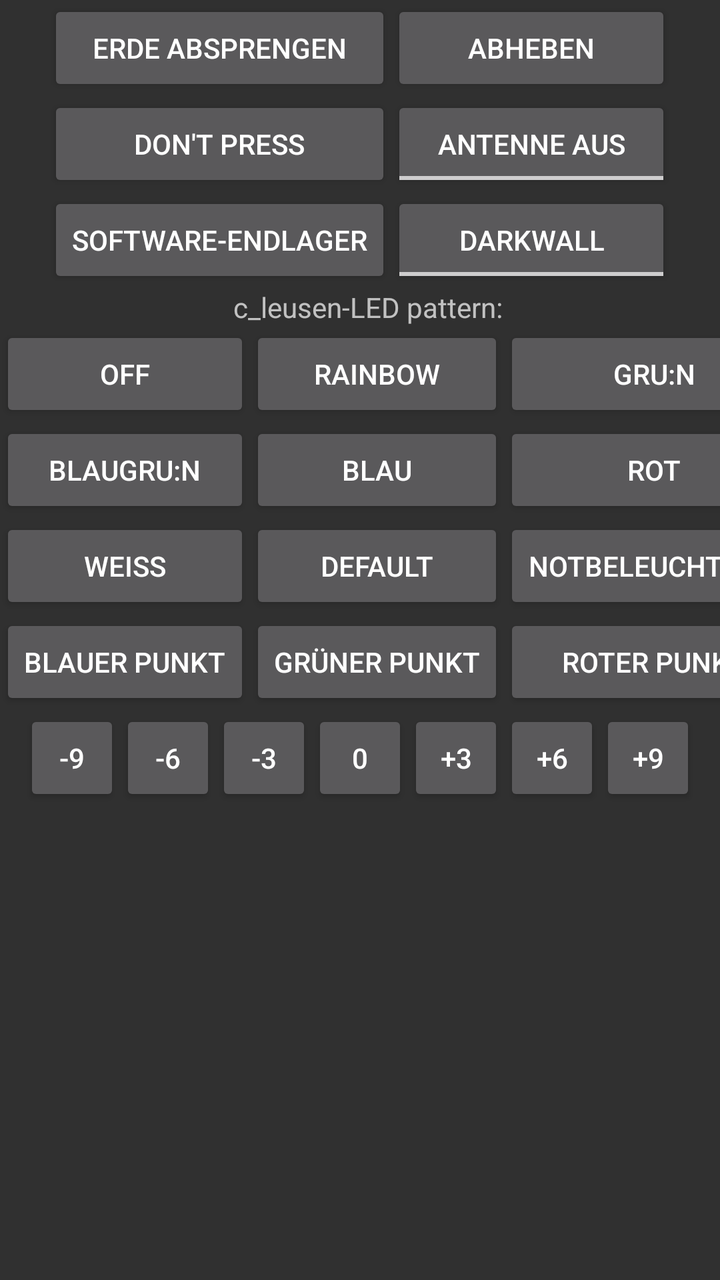
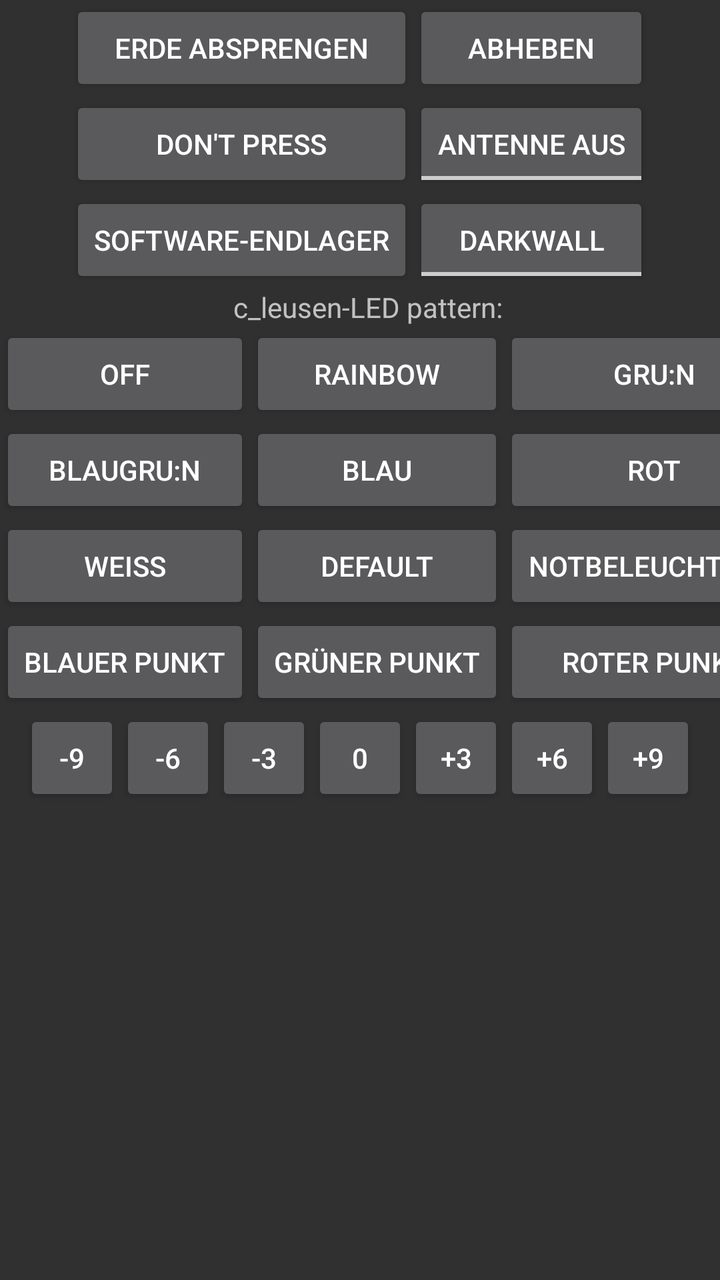

An Android layout rendered at two revisions. The XML below is the earlier revision; the diff shows what the commit changed to produce the second picture.
<!-- AndroidManifest.xml: application theme AppTheme -->
<!-- res/layout/fragment_c_ontrol.xml -->
<?xml version="1.0" encoding="utf-8"?>
<RelativeLayout xmlns:android="http://schemas.android.com/apk/res/android"
    android:id="@+id/RelativeLayout1"
    android:layout_width="match_parent"
    android:layout_height="match_parent">

    <ScrollView
        android:id="@+id/scrollView1"
        android:layout_width="wrap_content"
        android:layout_height="wrap_content" >

        <RelativeLayout
            android:id="@+id/RelativeLayout2"
            android:layout_width="match_parent"
            android:layout_height="match_parent"
            android:layout_centerVertical="true"
            android:layout_alignParentLeft="true">

            


            <TableLayout
                    android:id="@+id/buttonLayout"
                    android:layout_width="wrap_content"
                    android:layout_height="fill_parent"
                    android:gravity="center|center_horizontal"
                    android:layout_centerHorizontal="true">

                <TableRow
                        android:layout_width="fill_parent"
                        android:layout_height="fill_parent">

                    <Button
                        android:id="@+id/button_self_destruct"
                        style="?android:attr/buttonStyleSmall"
                        android:layout_width="140dip"
                        android:layout_height="wrap_content"

                        android:text="Erde absprengen" />

                    <Button
                        android:id="@+id/button_liftoff"
                        style="?android:attr/buttonStyleSmall"
                        android:layout_width="140dip"
                        android:layout_height="wrap_content"
                        android:text="@string/button_lift_off" />
                </TableRow>

                <TableRow
                        android:layout_width="fill_parent"
                        android:layout_height="fill_parent">

                    <Button
                        android:id="@+id/button_unlabeled"
                        style="?android:attr/buttonStyleSmall"
                        android:layout_width="wrap_content"
                        android:layout_height="wrap_content"
                        android:text="Don&apos;t press" />

                    <ToggleButton
                        android:id="@+id/toggleButton1"
                        android:layout_width="wrap_content"
                        android:layout_height="wrap_content"
                        android:text="Antenne"
                        android:textOff="Antenne aus"
                        android:textOn="Antenne an" />
                </TableRow>

                <TableRow
                        android:layout_width="fill_parent"
                        android:layout_height="fill_parent">

                    <Button
                        android:id="@+id/button_softwareverbrennung"
                        style="?android:attr/buttonStyleSmall"
                        android:layout_width="wrap_content"
                        android:layout_height="wrap_content"
                        android:layout_alignBaseline="@+id/toggleButtonBluewall"
                        android:layout_alignBottom="@+id/toggleButtonBluewall"
                        android:layout_alignParentLeft="true"
                        android:text="Software-Endlager" />

                    <ToggleButton
                        android:id="@+id/toggleButtonBluewall"
                        android:layout_width="wrap_content"
                        android:layout_height="wrap_content"
                        android:layout_alignParentRight="true"
                        android:layout_below="@+id/toggleButton1"
                        android:layout_toRightOf="@+id/button_softwareverbrennung"
                        android:text="ToggleButton"
                        android:textOff="Darkwall"
                        android:textOn="Bluewall" />

                </TableRow>
            </TableLayout>

            <TableLayout
                android:id="@+id/tableLayout2"
                android:layout_width="wrap_content"
                android:layout_height="wrap_content"
                android:layout_centerHorizontal="true"
                android:gravity="center_horizontal"
                android:layout_below="@+id/buttonLayout">

                <TextView
                    android:id="@+id/textView1"
                    android:layout_width="wrap_content"
                    android:layout_height="wrap_content"
                    android:layout_marginLeft="4dp"
                    android:gravity="center"
                    android:text="c_leusen-LED pattern:" />

                <TableRow
                    android:id="@+id/tableRow5"
                    android:layout_width="wrap_content"
                    android:layout_height="wrap_content" >

                    <Button
                        android:id="@+id/button1"
                        style="?android:attr/buttonStyleSmall"
                        android:layout_width="wrap_content"
                        android:layout_height="wrap_content"
                        android:minWidth="66dip"
                        android:text="OFF" />

                    <Button
                        android:id="@+id/button2"
                        style="?android:attr/buttonStyleSmall"
                        android:layout_width="wrap_content"
                        android:layout_height="wrap_content"
                        android:minWidth="86dp"
                        android:text="Rainbow" />

                    <Button
                        android:id="@+id/button3"
                        style="?android:attr/buttonStyleSmall"
                        android:layout_width="wrap_content"
                        android:layout_height="wrap_content"
                        android:text="Gru:n" />
                </TableRow>

                <TableRow
                    android:id="@+id/tableRow6"
                    android:layout_width="wrap_content"
                    android:layout_height="wrap_content" >

                    <Button
                        android:id="@+id/button4"
                        style="?android:attr/buttonStyleSmall"
                        android:layout_width="wrap_content"
                        android:layout_height="wrap_content"
                        android:text="Blaugru:n" />

                    <Button
                        android:id="@+id/button6"
                        style="?android:attr/buttonStyleSmall"
                        android:layout_width="wrap_content"
                        android:layout_height="wrap_content"
                        android:text="Blau" />

                    <Button
                        android:id="@+id/button5"
                        style="?android:attr/buttonStyleSmall"
                        android:layout_width="wrap_content"
                        android:layout_height="wrap_content"
                        android:minWidth="66dip"
                        android:text="Rot" />
                </TableRow>

                <TableRow
                    android:id="@+id/tableRow7"
                    android:layout_width="wrap_content"
                    android:layout_height="wrap_content" >

                    <Button
                        android:id="@+id/button7"
                        style="?android:attr/buttonStyleSmall"
                        android:layout_width="wrap_content"
                        android:layout_height="wrap_content"
                        android:text="Weiss" />

                    <Button
                        android:id="@+id/button_pattern_default"
                        style="?android:attr/buttonStyleSmall"
                        android:layout_width="wrap_content"
                        android:layout_height="wrap_content"
                        android:text="Default" />

                    <Button
                        android:id="@+id/button_emergency_lights"
                        style="?android:attr/buttonStyleSmall"
                        android:layout_width="fill_parent"
                        android:layout_height="wrap_content"
                        android:text="Notbeleuchtung" />
                </TableRow>

                <TableRow
                    android:id="@+id/tableRow4"
                    android:layout_width="wrap_content"
                    android:layout_height="wrap_content" >

                    <Button
                        android:id="@+id/button_small_blue"
                        style="?android:attr/buttonStyleSmall"
                        android:layout_width="wrap_content"
                        android:layout_height="wrap_content"
                        android:text="Blauer Punkt" />

                    <Button
                        android:id="@+id/button_small_green"
                        style="?android:attr/buttonStyleSmall"
                        android:layout_width="wrap_content"
                        android:layout_height="wrap_content"
                        android:text="Grüner Punkt" />

                    <Button
                        android:id="@+id/button_small_red"
                        style="?android:attr/buttonStyleSmall"
                        android:layout_width="wrap_content"
                        android:layout_height="wrap_content"
                        android:text="Roter Punkt" />
                </TableRow>
            </TableLayout>

            <TableLayout
                android:id="@+id/TableLayout3"
                android:layout_width="wrap_content"
                android:layout_height="wrap_content"
                android:layout_alignParentBottom="true"
                android:layout_alignParentLeft="true"
                android:layout_alignParentRight="true"
                android:layout_below="@id/tableLayout2"
                android:layout_centerHorizontal="true" >

                <TableRow
                    android:id="@+id/tableRow1"
                    android:layout_width="wrap_content"
                    android:layout_height="wrap_content"
                    android:gravity="center_horizontal" >

                    <Button
                        android:id="@+id/button_speed_minus_9"
                        style="?android:attr/buttonStyleSmall"
                        android:layout_width="wrap_content"
                        android:layout_height="wrap_content"
                        android:layout_column="3"
                        android:layout_gravity="left"
                        android:layout_row="1"
                        android:text="-9" />

                    <Button
                        android:id="@+id/button12"
                        style="?android:attr/buttonStyleSmall"
                        android:layout_width="wrap_content"
                        android:layout_height="wrap_content"
                        android:layout_column="3"
                        android:layout_columnSpan="2"
                        android:layout_gravity="left"
                        android:layout_row="2"
                        android:text="-6" />

                    <Button
                        android:id="@+id/button11"
                        style="?android:attr/buttonStyleSmall"
                        android:layout_width="wrap_content"
                        android:layout_height="wrap_content"
                        android:layout_column="2"
                        android:layout_columnSpan="2"
                        android:layout_gravity="left"
                        android:layout_row="2"
                        android:minWidth="48dp"
                        android:text="-3" />

                    <Button
                        android:id="@+id/button10"
                        style="?android:attr/buttonStyleSmall"
                        android:layout_width="wrap_content"
                        android:layout_height="wrap_content"
                        android:layout_column="1"
                        android:layout_gravity="left"
                        android:layout_row="2"
                        android:text="0" />

                    <Button
                        android:id="@+id/button9"
                        style="?android:attr/buttonStyleSmall"
                        android:layout_width="wrap_content"
                        android:layout_height="wrap_content"
                        android:layout_column="0"
                        android:layout_gravity="left"
                        android:layout_row="2"
                        android:text="+3" />

                    <Button
                        android:id="@+id/button8"
                        style="?android:attr/buttonStyleSmall"
                        android:layout_width="wrap_content"
                        android:layout_height="wrap_content"
                        android:layout_column="3"
                        android:layout_gravity="left"
                        android:layout_row="1"
                        android:text="+6" />

                    <Button
                        android:id="@+id/button_speed_plus_9"
                        style="?android:attr/buttonStyleSmall"
                        android:layout_width="wrap_content"
                        android:layout_height="wrap_content"
                        android:layout_column="3"
                        android:layout_gravity="left"
                        android:layout_row="1"
                        android:text="+9" />
                </TableRow>

            </TableLayout>

        </RelativeLayout>
    </ScrollView>

</RelativeLayout>
<!-- resources referenced by this layout -->
<resources>
  <string name="button_lift_off">abheben</string>
  <style name="AppTheme" parent="AppBaseTheme">
          <item name="colorPrimary">#000000</item>
          <item name="colorPrimaryDark">#000000</item>
          <item name="colorAccent">#33b6f6</item>
  
          
          <item name="android:textSize">14sp</item>
      </style>
  <style name="AppBaseTheme" parent="Theme.AppCompat.NoActionBar">
          
      </style>
</resources>

<!-- the commit's change to res/layout/fragment_c_ontrol.xml (unified diff, before → after) -->
@@ -33,15 +33,14 @@
                     <Button
                         android:id="@+id/button_self_destruct"
                         style="?android:attr/buttonStyleSmall"
-                        android:layout_width="140dip"
-                        android:layout_height="wrap_content"
-
-                        android:text="Erde absprengen" />
+                        android:layout_width="wrap_content"
+                        android:layout_height="wrap_content"
+                        android:text="@string/button_self_destruct" />
 
                     <Button
                         android:id="@+id/button_liftoff"
                         style="?android:attr/buttonStyleSmall"
-                        android:layout_width="140dip"
+                        android:layout_width="wrap_content"
                         android:layout_height="wrap_content"
                         android:text="@string/button_lift_off" />
                 </TableRow>
<!-- resource entries referenced after the edit -->
@@ -1,6 +1,7 @@
 <!-- resources referenced by this layout -->
 <resources>
   <string name="button_lift_off">abheben</string>
+  <string name="button_self_destruct">erde absprengen</string>
   <style name="AppTheme" parent="AppBaseTheme">
           <item name="colorPrimary">#000000</item>
           <item name="colorPrimaryDark">#000000</item>
